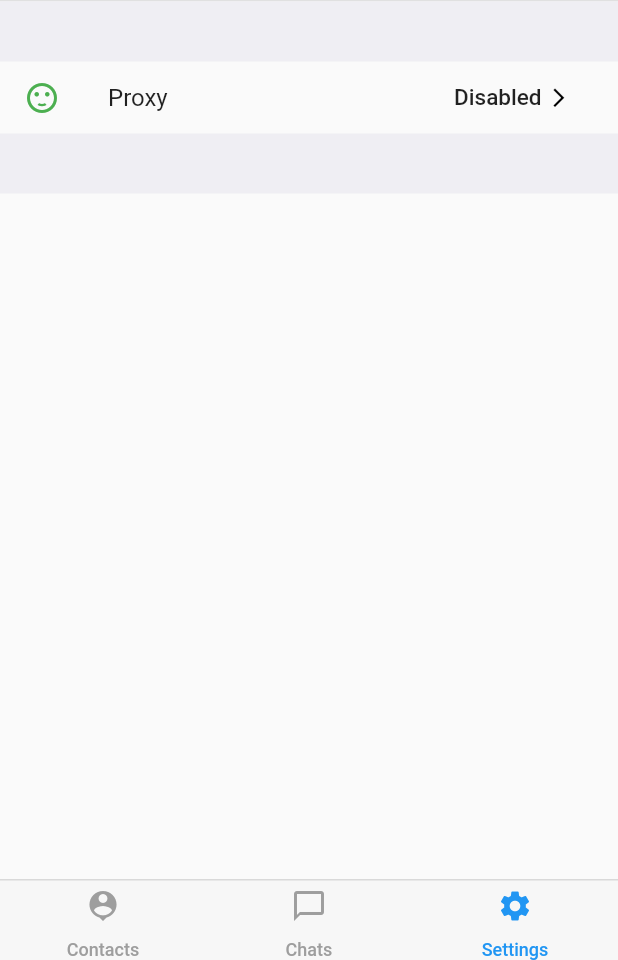
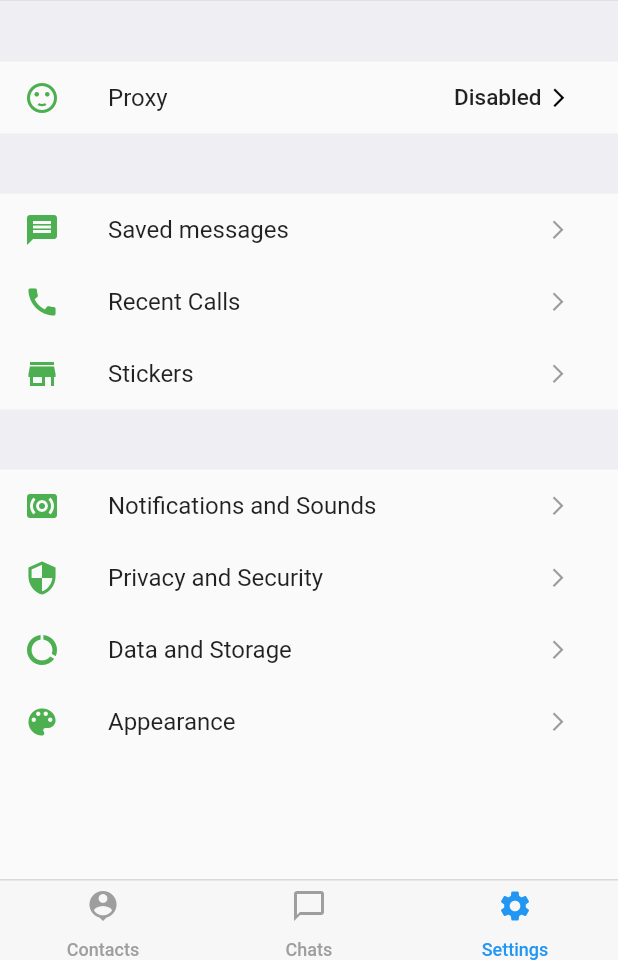
Before and after one commit to abritov/flutter-example-telegram-app, a Flutter app: the screen it shows after launch, item 3 of the bottom bar chosen, on a phone screen of 412 x 824 dp, the part 276-1236 px from its top. Run offline on Flutter 3.47's test engine with Material 2 defaults, Android fonts, the phone set to English and light mode, and no system bars.

Commit message:
feat(ui): SettingsPage other buttons

```diff
--- a/lib/widgets/settings.dart
+++ b/lib/widgets/settings.dart
@@ -92,7 +92,113 @@ class SettingsPage extends StatelessWidget {
                   ],
                 ),
               )),
-          gap
+          gap,
+          ListTile(
+            dense: true,
+            title: Text(
+              "Saved messages",
+              style: TextStyle(fontSize: 16.0),
+            ),
+            leading: IconTheme(
+              data: IconThemeData(color: Colors.green),
+              child: Icon(Icons.message),
+            ),
+            trailing: IconButton(
+              icon: Icon(Icons.arrow_forward_ios),
+              iconSize: 15.0,
+            ),
+          ),
+          ListTile(
+            dense: true,
+            title: Text(
+              "Recent Calls",
+              style: TextStyle(fontSize: 16.0),
+            ),
+            leading: IconTheme(
+              data: IconThemeData(color: Colors.green),
+              child: Icon(Icons.call),
+            ),
+            trailing: IconButton(
+              icon: Icon(Icons.arrow_forward_ios),
+              iconSize: 15.0,
+            ),
+          ),
+          ListTile(
+            dense: true,
+            title: Text(
+              "Stickers",
+              style: TextStyle(fontSize: 16.0),
+            ),
+            leading: IconTheme(
+              data: IconThemeData(color: Colors.green),
+              child: Icon(Icons.store_mall_directory),
+            ),
+            trailing: IconButton(
+              icon: Icon(Icons.arrow_forward_ios),
+              iconSize: 15.0,
+            ),
+          ),
+          gap,
+          ListTile(
+            dense: true,
+            title: Text(
+              "Notifications and Sounds",
+              style: TextStyle(fontSize: 16.0),
+            ),
+            leading: IconTheme(
+              data: IconThemeData(color: Colors.green),
+              child: Icon(Icons.surround_sound),
+            ),
+            trailing: IconButton(
+              icon: Icon(Icons.arrow_forward_ios),
+              iconSize: 15.0,
+            ),
+          ),
+          ListTile(
+            dense: true,
+            title: Text(
+              "Privacy and Security",
+              style: TextStyle(fontSize: 16.0),
+            ),
+            leading: IconTheme(
+              data: IconThemeData(color: Colors.green),
+              child: Icon(Icons.security),
+            ),
+            trailing: IconButton(
+              icon: Icon(Icons.arrow_forward_ios),
+              iconSize: 15.0,
+            ),
+          ),
+          ListTile(
+            dense: true,
+            title: Text(
+              "Data and Storage",
+              style: TextStyle(fontSize: 16.0),
+            ),
+            leading: IconTheme(
+              data: IconThemeData(color: Colors.green),
+              child: Icon(Icons.data_usage),
+            ),
+            trailing: IconButton(
+              icon: Icon(Icons.arrow_forward_ios),
+              iconSize: 15.0,
+            ),
+          ),
+          ListTile(
+            dense: true,
+            title: Text(
+              "Appearance",
+              style: TextStyle(fontSize: 16.0),
+            ),
+            leading: IconTheme(
+              data: IconThemeData(color: Colors.green),
+              child: Icon(Icons.color_lens),
+            ),
+            trailing: IconButton(
+              icon: Icon(Icons.arrow_forward_ios),
+              iconSize: 15.0,
+            ),
+          ),
         ]),
       )
     ]);
```
